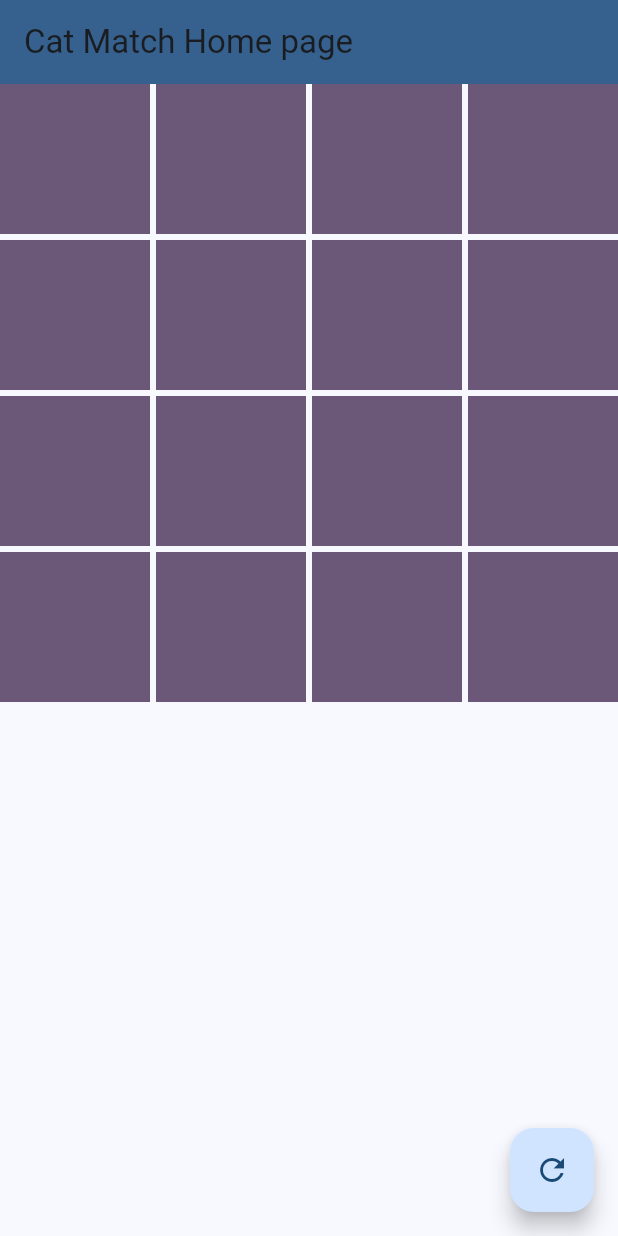
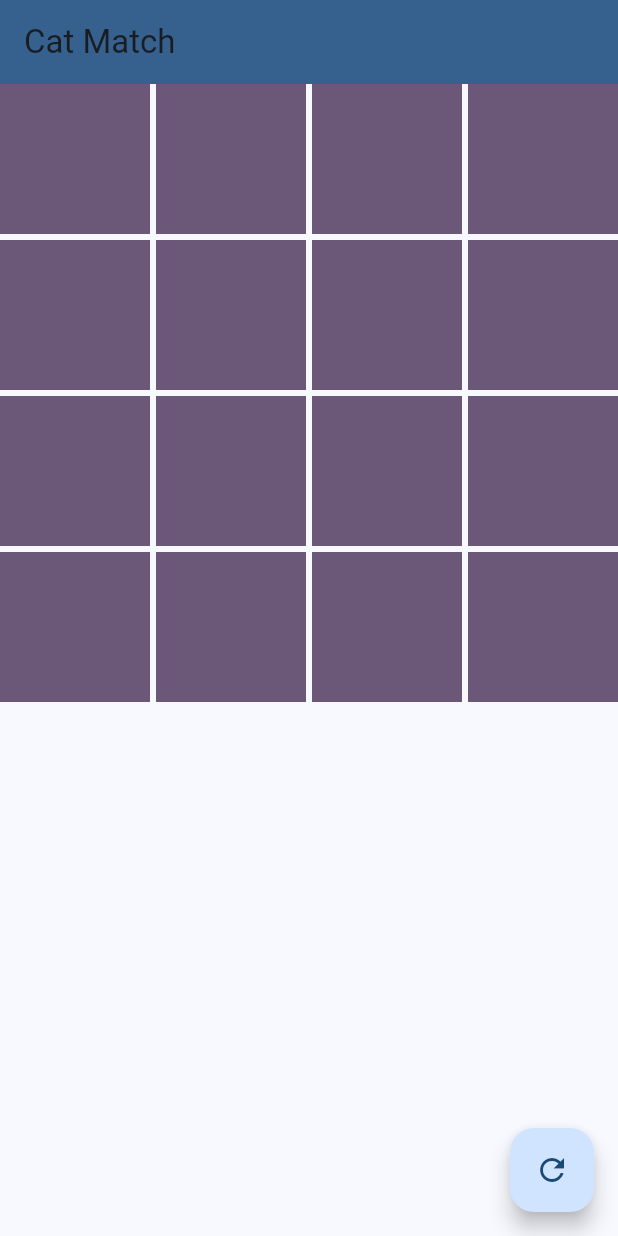
Before and after one commit to rossmawd/flutter_first_app, a Flutter app: the screen it shows after launch, on a phone screen of 412 x 824 dp. Run offline on Flutter 3.47's test engine with Material 3 defaults, Android fonts, the light colour scheme and no system bars.

Commit message:
changed title to just be Cat Match

```diff
--- a/lib/main.dart
+++ b/lib/main.dart
@@ -16,7 +16,7 @@ class MyApp extends StatelessWidget {
         colorScheme: ColorScheme.fromSeed(seedColor: Colors.blue),
         useMaterial3: true,
       ),
-      home: const MyHomePage(title: 'Cat Match Home page'),
+      home: const MyHomePage(title: 'Cat Match'),
     );
   }
 }
```
